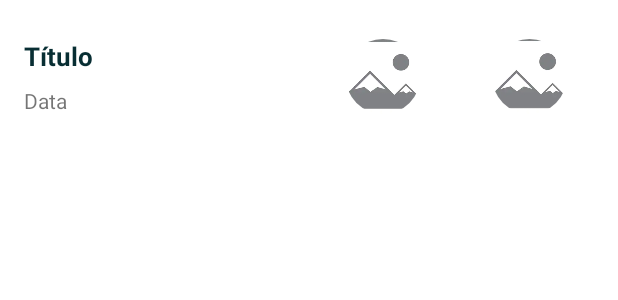
After one commit to rafagan/fake-news-detector-android, an Android app: the layout cell_fake_news_history.xml on its own in the app's theme, with its tools: preview values and no code run, on a phone screen of 412 x 824 dp. The commit adds this screen. Shown: the top 300 px of the screen. Run offline under Robolectric (Android 15) with nearby library versions, the phone set to English and light mode, and no system bars.

Commit message:
Protótipo home fake news tabs com fragments, protótipo list view notícias pesquisadas

```diff
--- a/app/build.gradle
+++ b/app/build.gradle
@@ -47,6 +47,7 @@ dependencies {
     implementation 'com.squareup.retrofit2:converter-gson:2.9.0'
     implementation 'com.google.code.gson:gson:2.8.6'
 
-    // Tutorial
+    // Utils
     implementation 'me.relex:circleindicator:1.2.1@aar'
+    implementation 'de.hdodenhof:circleimageview:2.2.0'
 }
--- a/app/src/main/java/com/pedro/fakenewsdetector/api/service/FakeNewsService.java
+++ b/app/src/main/java/com/pedro/fakenewsdetector/api/service/FakeNewsService.java
@@ -14,7 +14,7 @@ public class FakeNewsService extends BaseService<FakeNewsApi> {
 
     @Override
     public String getBaseUrl() {
-        return "http://192.168.100.28";
+        return "http://3.238.247.57";
     }
 
     public void checkPortuguese(String content, DefaultCallback.OnSuccessCallback<DetectFakeNewsScoreDTO> onSuccess, DefaultCallback.OnErrorCallback onError) {
--- a/app/src/main/java/com/pedro/fakenewsdetector/controller/FakeNewsController.java
+++ b/app/src/main/java/com/pedro/fakenewsdetector/controller/FakeNewsController.java
@@ -11,6 +11,7 @@ import com.pedro.fakenewsdetector.model.dao.SystemDAO;
 import com.pedro.fakenewsdetector.view.FakeNewsActivity;
 
 import java.util.Date;
+import java.util.List;
 
 import okhttp3.ResponseBody;
 
@@ -60,4 +61,8 @@ public class FakeNewsController {
         obj.setTutorialSeen(true);
         systemDAO.update(obj);
     }
+
+    public List<FakeNewsModel> getAllFakeNews() {
+        return fakeNewsDAO.list();
+    }
 }
--- a/app/src/main/java/com/pedro/fakenewsdetector/view/TutorialActivity.java
+++ b/app/src/main/java/com/pedro/fakenewsdetector/view/TutorialActivity.java
@@ -5,10 +5,8 @@ import androidx.viewpager.widget.ViewPager;
 
 import android.content.Intent;
 import android.os.Bundle;
-import android.view.View;
 
 import com.pedro.fakenewsdetector.R;
-import com.pedro.fakenewsdetector.model.FakeNewsModel;
 
 import me.relex.circleindicator.CircleIndicator;
 
@@ -20,7 +18,7 @@ public class TutorialActivity extends AppCompatActivity {
 
         ViewPager viewPager = findViewById(R.id.view_pager);
         CircleIndicator indicator = findViewById(R.id.indicator);
-        viewPager.setAdapter(new TutorialPageAdapter());
+        viewPager.setAdapter(new TutorialPagerAdapter());
         indicator.setViewPager(viewPager);
 
         findViewById(R.id.btn_complete_tutorial).setOnClickListener(view -> {
--- /dev/null
+++ b/app/src/main/res/layout/cell_fake_news_history.xml
@@ -0,0 +1,55 @@
+<?xml version="1.0" encoding="utf-8"?>
+<LinearLayout xmlns:android="http://schemas.android.com/apk/res/android"
+    android:layout_width="match_parent"
+    android:layout_height="wrap_content"
+    android:layout_marginBottom="25dp"
+    android:layout_marginTop="25dp"
+    android:weightSum="4">
+
+    <LinearLayout
+        android:layout_width="wrap_content"
+        android:layout_height="wrap_content"
+        android:orientation="vertical"
+        android:layout_marginStart="16dp"
+        android:layout_weight="2">
+
+        <TextView
+            android:id="@+id/txt_title"
+            android:layout_width="wrap_content"
+            android:layout_height="wrap_content"
+            android:layout_marginBottom="8dp"
+            android:textSize="17sp"
+            android:textColor="#082e33"
+            android:textStyle="bold"
+            android:text="Título"/>
+
+        <TextView
+            android:id="@+id/txt_date"
+            android:layout_width="wrap_content"
+            android:layout_height="wrap_content"
+            android:textSize="14sp"
+            android:text="Data"/>
+
+    </LinearLayout>
+
+    <de.hdodenhof.circleimageview.CircleImageView
+        android:id="@+id/img_fake"
+        android:layout_width="0dp"
+        android:layout_height="50dp"
+        android:layout_gravity="center"
+        android:layout_marginEnd="20dp"
+        android:src="@drawable/tutorial_img_1"
+        android:contentDescription="@string/image"
+        android:layout_weight="1"/>
+
+    <de.hdodenhof.circleimageview.CircleImageView
+        android:id="@+id/img_share"
+        android:layout_width="0dp"
+        android:layout_height="50dp"
+        android:layout_gravity="center"
+        android:layout_marginEnd="20dp"
+        android:src="@drawable/tutorial_img_1"
+        android:contentDescription="@string/image"
+        android:layout_weight="1"/>
+
+</LinearLayout>
--- a/app/src/main/res/values/strings.xml
+++ b/app/src/main/res/values/strings.xml
@@ -4,11 +4,14 @@
     <string name="tutorial_2">Acompanhe suas pesquisas</string>
     <string name="tutorial_3">Compartilhe com os amigos</string>
     <string name="tutorial_4">Vamos tornar a informação mais confiável!</string>
+    <string name="tutorial_button">Comece agora</string>
 
+    <string name="search">Buscar</string>
+    <string name="history">Histórico</string>
     <string name="title">Título</string>
     <string name="created_at">Criado em</string>
     <string name="content">Conteúdo</string>
     <string name="url">URL</string>
     <string name="share">Compartilhar</string>
-    <string name="tutorial_button">Comece agora</string>
+    <string name="image">Imagem</string>
 </resources>
```
Also changed, not shown: app/src/main/java/com/pedro/fakenewsdetector/view/FakeNewsActivity.java (+33 -4 lines), app/src/main/java/com/pedro/fakenewsdetector/view/FakeNewsHistoryAdapter.java (added, +57 -0 lines), app/src/main/java/com/pedro/fakenewsdetector/view/FakeNewsHistoryFragment.java (added, +45 -0 lines), app/src/main/java/com/pedro/fakenewsdetector/view/FakeNewsPagerAdapter.java (added, +54 -0 lines), app/src/main/java/com/pedro/fakenewsdetector/view/FakeNewsSearchFragment.java (added, +20 -0 lines), app/src/main/java/com/pedro/fakenewsdetector/view/TutorialPagerAdapter.java (renamed from app/src/main/java/com/pedro/fakenewsdetector/view/TutorialPageAdapter.java, +9 -14 lines), app/src/main/res/layout/activity_fake_news.xml (added, +20 -0 lines), app/src/main/res/layout/activity_main.xml (deleted, +0 -18 lines), app/src/main/res/layout/fragment_fake_news_history.xml (added, +11 -0 lines), app/src/main/res/layout/fragment_fake_news_search.xml (added, +11 -0 lines).
